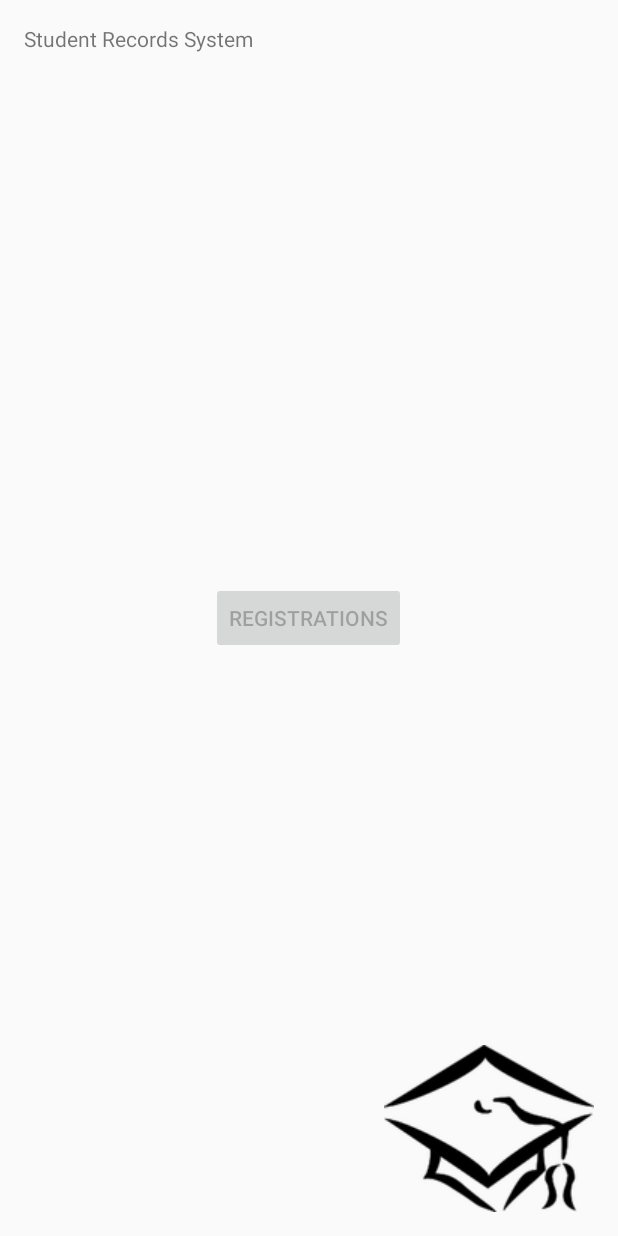
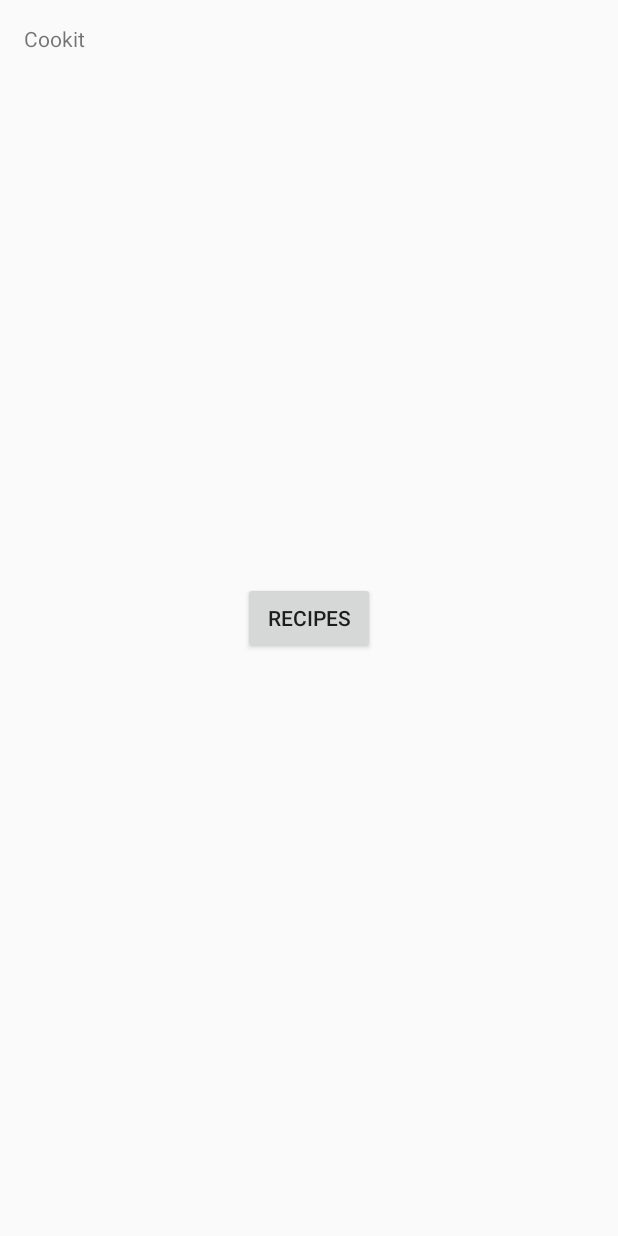
Before and after one commit to noahc3/comp3350-group-9, an Android app: the screen it shows after launch (HomeActivity), on a phone screen of 412 x 824 dp. Run offline under Robolectric (Android 15) with nearby library versions, the phone set to English and light mode, and no system bars.

Commit message:
WIP: Add recipe form

```diff
--- a/app/src/main/res/layout/activity_home.xml
+++ b/app/src/main/res/layout/activity_home.xml
@@ -9,16 +9,7 @@
         android:id="@+id/textTitle"
         android:layout_width="fill_parent"
         android:layout_height="wrap_content"
-        android:text="@string/student_records_system" />
-
-    <ImageView
-        android:layout_width="wrap_content"
-        android:layout_height="wrap_content"
-        android:id="@+id/imageMortarboard"
-        android:src="@drawable/mortarboard"
-        android:layout_alignParentBottom="true"
-        android:layout_alignParentRight="true"
-        android:layout_alignParentEnd="true" />
+        android:text="@string/app_name" />
 
     <LinearLayout
         android:orientation="vertical"
@@ -31,8 +22,8 @@
         <Button
             android:layout_width="fill_parent"
             android:layout_height="wrap_content"
-            android:text="@string/registrations"
-            android:enabled="false"
+            android:text="@string/recipes"
+            android:enabled="true"
             android:id="@+id/buttonRegistrations" />
     </LinearLayout>
 
--- a/app/src/main/res/values/strings.xml
+++ b/app/src/main/res/values/strings.xml
@@ -1,5 +1,6 @@
 <resources>
     <string name="app_name">Cookit</string>
+    <string name="recipes">Recipes</string>
 
     <string name="action_settings">Settings</string>
     <string name="student_records_system">Student Records System</string>
@@ -9,7 +10,6 @@
     <string name="title_activity_course_students">SRSYS: Course Registrations</string>
     <string name="students">Students</string>
     <string name="courses">Courses</string>
-    <string name="registrations">Registrations</string>
     <string name="create">Create</string>
     <string name="update">Update</string>
     <string name="delete">Delete</string>
```
